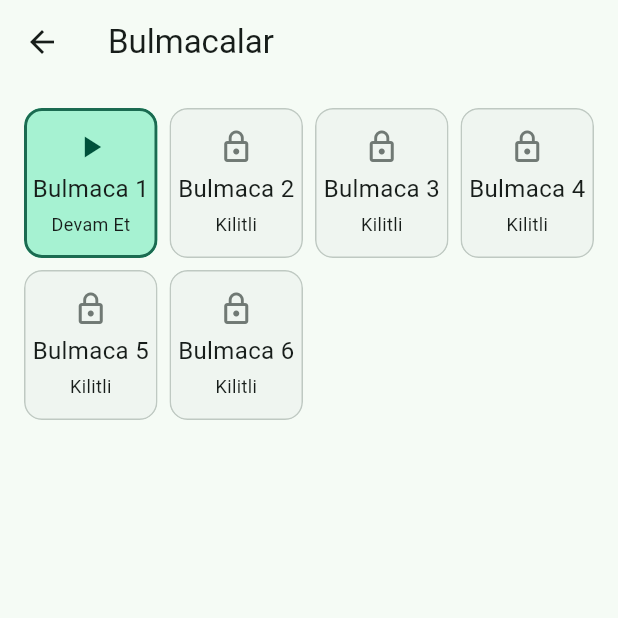
After one commit to veles1010/arrowword, a Flutter app: the screen it shows after launch, after a tap on "Bulmacalar", on a phone screen of 412 x 824 dp, the top half of it. The commit adds this screen. Run offline on Flutter 3.47's test engine with Material 3 defaults, Android fonts, the phone set to English and light mode, and no system bars; our stand-ins replace google_mobile_ads, shared_preferences.

Commit message:
feat: add puzzle progression screen

```diff
--- a/lib/app/home_screen.dart
+++ b/lib/app/home_screen.dart
@@ -1,6 +1,7 @@
 import 'package:flutter/material.dart';
 
 import 'puzzle_session.dart';
+import 'puzzle_progression_screen.dart';
 
 class HomeScreen extends StatefulWidget {
   const HomeScreen({
@@ -19,6 +20,18 @@ class _HomeScreenState extends State<HomeScreen> {
     await Navigator.of(context)
         .push<void>(MaterialPageRoute(builder: widget.puzzleBuilder));
     // Letter changes do not notify the whole session. Refresh the CTA on return.
+    if (mounted) setState(() {});
+  }
+
+  Future<void> _openProgression() async {
+    await Navigator.of(context).push<void>(
+      MaterialPageRoute(
+        builder: (_) => PuzzleProgressionScreen(
+          session: widget.session,
+          puzzleBuilder: widget.puzzleBuilder,
+        ),
+      ),
+    );
     if (mounted) setState(() {});
   }
 
@@ -55,6 +68,11 @@ class _HomeScreenState extends State<HomeScreen> {
                     onPressed: session.current.isSuccess ? _openPuzzle : null,
                     child: Text(fresh ? 'Başla' : 'Devam Et'),
                   ),
+                  const SizedBox(height: 8),
+                  TextButton(
+                    onPressed: _openProgression,
+                    child: const Text('Bulmacalar'),
+                  ),
                 ],
               ),
             ),
--- /dev/null
+++ b/lib/app/puzzle_progression_screen.dart
@@ -0,0 +1,161 @@
+import 'dart:math' as math;
+
+import 'package:flutter/material.dart';
+
+import 'puzzle_session.dart';
+
+/// Read-only linear progression; only the current puzzle can be opened.
+class PuzzleProgressionScreen extends StatefulWidget {
+  const PuzzleProgressionScreen({
+    required this.session,
+    required this.puzzleBuilder,
+    super.key,
+  });
+
+  final PuzzleSession session;
+  final WidgetBuilder puzzleBuilder;
+
+  @override
+  State<PuzzleProgressionScreen> createState() =>
+      _PuzzleProgressionScreenState();
+}
+
+class _PuzzleProgressionScreenState extends State<PuzzleProgressionScreen> {
+  final _scroll = ScrollController();
+  int? _focusedIndex;
+
+  @override
+  void dispose() {
+    _scroll.dispose();
+    super.dispose();
+  }
+
+  void _findCurrent(int index, int columns, double tileHeight, double height) {
+    if (_focusedIndex == index) return;
+    _focusedIndex = index;
+    WidgetsBinding.instance.addPostFrameCallback((_) {
+      if (!mounted || !_scroll.hasClients) return;
+      final row = (index - 1) ~/ columns;
+      final offset = row * (tileHeight + 8) - (height - tileHeight) / 2;
+      _scroll.jumpTo(offset.clamp(0.0, _scroll.position.maxScrollExtent));
+    });
+  }
+
+  @override
+  Widget build(BuildContext context) => ListenableBuilder(
+    listenable: widget.session,
+    builder: (context, _) {
+      final session = widget.session;
+      final current = session.current.puzzleIndex;
+      return Scaffold(
+        appBar: AppBar(title: const Text('Bulmacalar')),
+        body: SafeArea(
+          child: Padding(
+            padding: const EdgeInsets.all(16),
+            child: LayoutBuilder(
+              builder: (context, constraints) {
+                final columns = (constraints.maxWidth / 88).floor().clamp(3, 5);
+                final scaler = MediaQuery.textScalerOf(context);
+                final tileHeight = 72 + scaler.scale(16) + scaler.scale(12);
+                _findCurrent(
+                  current,
+                  columns,
+                  tileHeight,
+                  constraints.maxHeight,
+                );
+                return GridView.builder(
+                  controller: _scroll,
+                  gridDelegate: SliverGridDelegateWithFixedCrossAxisCount(
+                    crossAxisCount: columns,
+                    mainAxisExtent: tileHeight,
+                    crossAxisSpacing: 8,
+                    mainAxisSpacing: 8,
+                  ),
+                  itemCount: math.min(current + 5, 0xffffffff),
+                  itemBuilder: (context, offset) {
+                    final index = offset + 1;
+                    final isCurrent = index == current;
+                    final completed = index <= session.completedThrough;
+                    final locked = index > current;
+                    final colors = Theme.of(context).colorScheme;
+                    final label = locked
+                        ? 'Kilitli'
+                        : isCurrent
+                        ? 'Devam Et'
+                        : 'Tamamlandı';
+                    return Semantics(
+                      label:
+                          'Bulmaca $index, $label${isCurrent && completed ? ', tamamlandı' : ''}',
+                      child: Material(
+                        color: isCurrent
+                            ? colors.primaryContainer
+                            : colors.surfaceContainerLow,
+                        shape: RoundedRectangleBorder(
+                          borderRadius: BorderRadius.circular(12),
+                          side: BorderSide(
+                            color: isCurrent
+                                ? colors.primary
+                                : colors.outlineVariant,
+                            width: isCurrent ? 2 : 1,
+                          ),
+                        ),
+                        clipBehavior: Clip.antiAlias,
+                        child: InkWell(
+                          key: ValueKey('puzzle-tile-$index'),
+                          onTap: isCurrent && session.current.isSuccess
+                              ? () => Navigator.of(context).push<void>(
+                                  MaterialPageRoute(
+                                    builder: widget.puzzleBuilder,
+                                  ),
+                                )
+                              : null,
+                          child: Padding(
+                            padding: const EdgeInsets.symmetric(
+                              horizontal: 4,
+                              vertical: 8,
+                            ),
+                            child: Column(
+                              mainAxisAlignment: MainAxisAlignment.center,
+                              children: [
+                                Icon(
+                                  locked
+                                      ? Icons.lock_outline
+                                      : completed
+                                      ? Icons.check_circle_outline
+                                      : Icons.play_arrow,
+                                  color: isCurrent
+                                      ? colors.onPrimaryContainer
+                                      : locked
+                                      ? colors.outline
+                                      : colors.primary,
+                                  size: 24,
+                                ),
+                                const SizedBox(height: 4),
+                                FittedBox(
+                                  fit: BoxFit.scaleDown,
+                                  child: Text(
+                                    'Bulmaca $index',
+                                    style: const TextStyle(fontSize: 16),
+                                  ),
+                                ),
+                                const SizedBox(height: 4),
+                                Text(
+                                  label,
+                                  style: const TextStyle(fontSize: 12),
+                                ),
+                              ],
+                            ),
+                          ),
+                        ),
+                      ),
+                    );
+                  },
+                );
+              },
+            ),
+          ),
+        ),
+      );
+    },
+  );
+}
```
Also changed, not shown: 1 other file.
